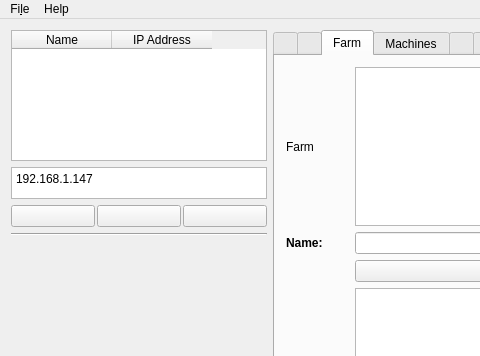
Old version of the form Linux/RControlStation/mainwindow.ui in the repository GunnarLarssonSLU/rise_sdvp; both pictures show x 0 to 480 and y 0 to 356 of the 1200 by 900 pixel window.
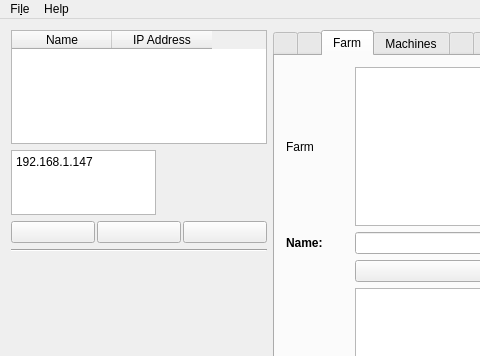
New version of the form. The open tabs and pages were chosen to show the change. Icons and pictures are not drawn. Custom widgets are drawn as their Qt base class.

Commit message:
Restore tcpConnEdit widget with original properties
- Ensured tcpConnEdit is below machinesTable in UI layout
- Restored original properties:
  - Maximum size: 145x65
  - Line wrap mode: NoWrap
  - Default text: 192.168.1.147

Generated by Mistral Vibe.

The edit to the form file:
```diff
--- a/Linux/RControlStation/mainwindow.ui
+++ b/Linux/RControlStation/mainwindow.ui
@@ -75,8 +75,8 @@
        <widget class="QPlainTextEdit" name="tcpConnEdit">
         <property name="maximumSize">
          <size>
-          <width>16777215</width>
-          <height>32</height>
+          <width>145</width>
+          <height>65</height>
          </size>
         </property>
         <property name="lineWrapMode">
```
Left out of the diff: 2 changed lines with no effect on the pictures.
